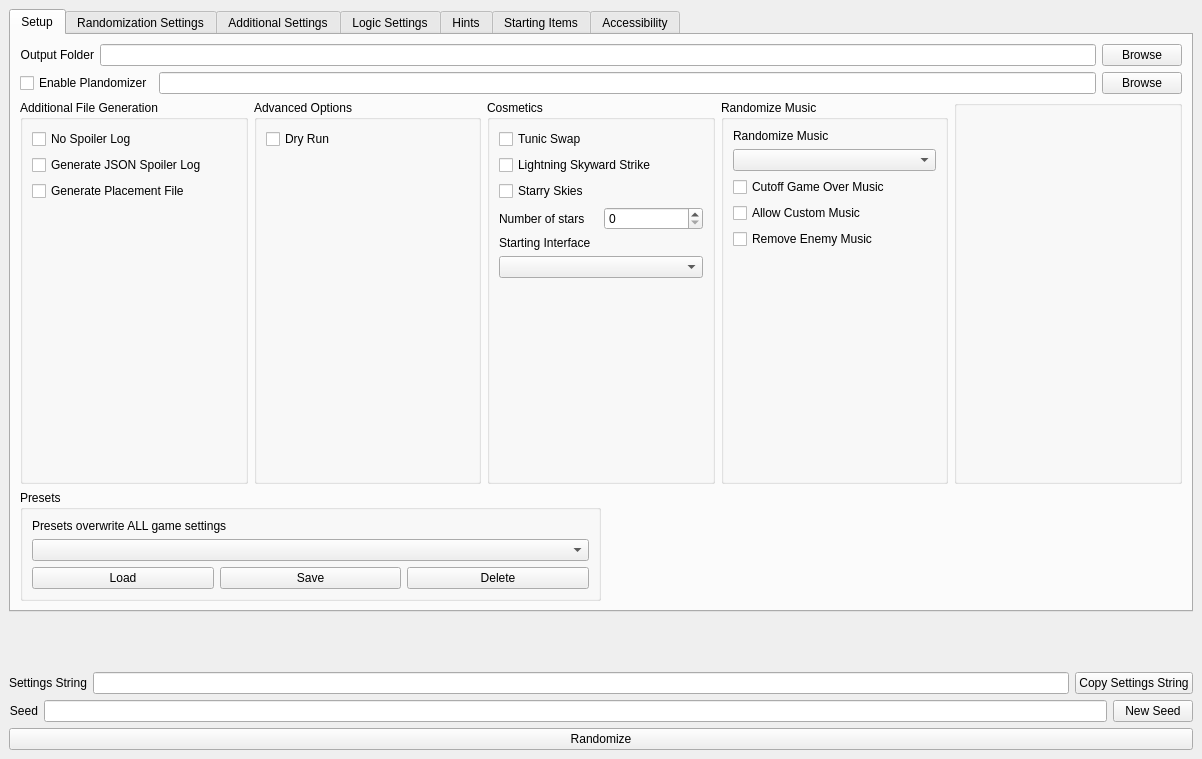
Qt form gui/randogui.ui (ssrando/ssrando) before a commit.
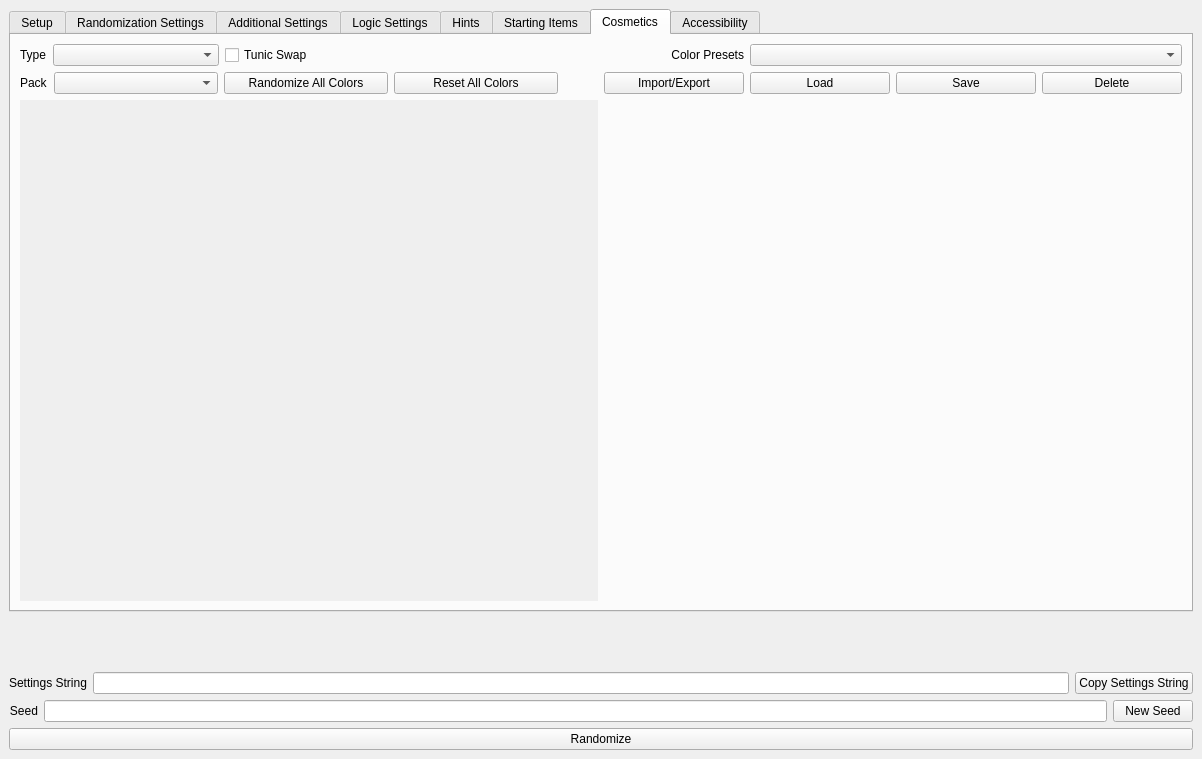
The same form after that commit. The open tabs and pages were chosen to show the change.

Commit message: Custom model and texture recolour support (#399)

Diff of the .ui file:
```diff
--- a/gui/randogui.ui
+++ b/gui/randogui.ui
@@ -237,13 +237,6 @@
             <layout class="QVBoxLayout" name="verticalLayout_24">
              <item>
               <layout class="QVBoxLayout" name="vlay_cosmetics">
-               <item>
-                <widget class="QCheckBox" name="option_tunic_swap">
-                 <property name="text">
-                  <string>Tunic Swap</string>
-                 </property>
-                </widget>
-               </item>
                <item>
                 <widget class="QCheckBox" name="option_lightning_skyward_strike">
                  <property name="text">
@@ -2232,6 +2225,299 @@
         </item>
        </layout>
       </widget>
+      <widget class="QWidget" name="tab_cosmetics">
+       <attribute name="title">
+        <string>Cosmetics</string>
+       </attribute>
+       <layout class="QVBoxLayout" name="verticalLayout_31">
+        <item>
+         <layout class="QHBoxLayout" name="horizontalLayout_10">
+          <property name="bottomMargin">
+           <number>0</number>
+          </property>
+          <item>
+           <layout class="QVBoxLayout" name="custom_model_settings">
+            <item>
+             <layout class="QHBoxLayout" name="hlay_type_options">
+              <item>
+               <widget class="QLabel" name="label_color_preset_select_label">
+                <property name="text">
+                 <string>Type</string>
+                </property>
+               </widget>
+              </item>
+              <item>
+               <widget class="QComboBox" name="option_model_type_select">
+                <property name="enabled">
+                 <bool>true</bool>
+                </property>
+                <property name="sizePolicy">
+                 <sizepolicy hsizetype="Preferred" vsizetype="Fixed">
+                  <horstretch>20</horstretch>
+                  <verstretch>0</verstretch>
+                 </sizepolicy>
+                </property>
+               </widget>
+              </item>
+              <item>
+               <widget class="QCheckBox" name="option_tunic_swap">
+                <property name="enabled">
+                 <bool>true</bool>
+                </property>
+                <property name="sizePolicy">
+                 <sizepolicy hsizetype="Preferred" vsizetype="Fixed">
+                  <horstretch>40</horstretch>
+                  <verstretch>0</verstretch>
+                 </sizepolicy>
+                </property>
+                <property name="text">
+                 <string>Tunic Swap</string>
+                </property>
+               </widget>
+              </item>
+              <item>
+               <spacer name="hspace_type_options">
+                <property name="orientation">
+                 <enum>Qt::Horizontal</enum>
+                </property>
+                <property name="sizeHint" stdset="0">
+                 <size>
+                  <width>40</width>
+                  <height>20</height>
+                 </size>
+                </property>
+               </spacer>
+              </item>
+             </layout>
+            </item>
+            <item>
+             <layout class="QHBoxLayout" name="hlay_pack_options">
+              <item>
+               <widget class="QLabel" name="label_player_model_select">
+                <property name="text">
+                 <string>Pack</string>
+                </property>
+               </widget>
+              </item>
+              <item>
+               <widget class="QComboBox" name="option_model_pack_select">
+                <property name="sizePolicy">
+                 <sizepolicy hsizetype="Minimum" vsizetype="Fixed">
+                  <horstretch>20</horstretch>
+                  <verstretch>0</verstretch>
+                 </sizepolicy>
+                </property>
+                <property name="currentIndex">
+                 <number>-1</number>
+                </property>
+               </widget>
+              </item>
+              <item>
+               <widget class="QPushButton" name="button_randomize_all_colors">
+                <property name="sizePolicy">
+                 <sizepolicy hsizetype="Minimum" vsizetype="Fixed">
+                  <horstretch>20</horstretch>
+                  <verstretch>0</verstretch>
+                 </sizepolicy>
+                </property>
+                <property name="text">
+                 <string>Randomize All Colors</string>
+                </property>
+               </widget>
+              </item>
+              <item>
+               <widget class="QPushButton" name="button_reset_all_colors">
+                <property name="sizePolicy">
+                 <sizepolicy hsizetype="Minimum" vsizetype="Fixed">
+                  <horstretch>20</horstretch>
+                  <verstretch>0</verstretch>
+                 </sizepolicy>
+                </property>
+                <property name="text">
+                 <string>Reset All Colors</string>
+                </property>
+               </widget>
+              </item>
+              <item>
+               <spacer name="hspace_pack_options">
+                <property name="orientation">
+                 <enum>Qt::Horizontal</enum>
+                </property>
+                <property name="sizeHint" stdset="0">
+                 <size>
+                  <width>40</width>
+                  <height>20</height>
+                 </size>
+                </property>
+               </spacer>
+              </item>
+             </layout>
+            </item>
+           </layout>
+          </item>
+          <item>
+           <layout class="QGridLayout" name="gridLayout">
+            <property name="bottomMargin">
+             <number>0</number>
+            </property>
+            <item row="1" column="2">
+             <widget class="QPushButton" name="button_save_color_preset">
+              <property name="text">
+               <string>Save</string>
+              </property>
+             </widget>
+            </item>
+            <item row="1" column="1">
+             <widget class="QPushButton" name="button_load_color_preset">
+              <property name="text">
+               <string>Load</string>
+              </property>
+             </widget>
+            </item>
+            <item row="1" column="3">
+             <widget class="QPushButton" name="button_delete_color_preset">
+              <property name="text">
+               <string>Delete</string>
+              </property>
+             </widget>
+            </item>
+            <item row="1" column="0">
+             <widget class="QPushButton" name="button_color_imports">
+              <property name="text">
+               <string>Import/Export</string>
+              </property>
+             </widget>
+            </item>
+            <item row="0" column="0">
+             <widget class="QLabel" name="label_for_color_presets">
+              <property name="sizePolicy">
+               <sizepolicy hsizetype="Preferred" vsizetype="Preferred">
+                <horstretch>20</horstretch>
+                <verstretch>0</verstretch>
+               </sizepolicy>
+              </property>
+              <property name="text">
+               <string>Color Presets</string>
+              </property>
+              <property name="alignment">
+               <set>Qt::AlignRight|Qt::AlignTrailing|Qt::AlignVCenter</set>
+              </property>
+             </widget>
+            </item>
+            <item row="0" column="1" colspan="3">
+             <widget class="QComboBox" name="color_presets_list">
+              <property name="sizePolicy">
+               <sizepolicy hsizetype="Preferred" vsizetype="Fixed">
+                <horstretch>20</horstretch>
+                <verstretch>0</verstretch>
+               </sizepolicy>
+              </property>
+             </widget>
+            </item>
+           </layout>
+          </item>
+         </layout>
+        </item>
+        <item>
+         <layout class="QHBoxLayout" name="hlay_colors_and_preview">
+          <item>
+           <widget class="QScrollArea" name="scroll_area_colors">
+            <property name="contextMenuPolicy">
+             <enum>Qt::PreventContextMenu</enum>
+            </property>
+            <property name="frameShape">
+             <enum>QFrame::NoFrame</enum>
+            </property>
+            <property name="frameShadow">
+             <enum>QFrame::Plain</enum>
+            </property>
+            <property name="verticalScrollBarPolicy">
+             <enum>Qt::ScrollBarAsNeeded</enum>
+            </property>
+            <property name="horizontalScrollBarPolicy">
+             <enum>Qt::ScrollBarAsNeeded</enum>
+            </property>
+            <property name="widgetResizable">
+             <bool>true</bool>
+            </property>
+            <property name="alignment">
+             <set>Qt::AlignLeading|Qt::AlignLeft|Qt::AlignVCenter</set>
+            </property>
+            <widget class="QWidget" name="scroll_area_widget_contents_colors">
+             <property name="geometry">
+              <rect>
+               <x>0</x>
+               <y>0</y>
+               <width>576</width>
+               <height>474</height>
+              </rect>
+             </property>
+             <layout class="QVBoxLayout" name="verticalLayout_34">
+              <item>
+               <layout class="QVBoxLayout" name="vlay_texture_colors">
+                <item>
+                 <spacer name="vspace_colors">
+                  <property name="orientation">
+                   <enum>Qt::Vertical</enum>
+                  </property>
+                  <property name="sizeHint" stdset="0">
+                   <size>
+                    <width>20</width>
+                    <height>40</height>
+                   </size>
+                  </property>
+                 </spacer>
+                </item>
+                <item>
+                 <spacer name="hspace_colors">
+                  <property name="orientation">
+                   <enum>Qt::Horizontal</enum>
+                  </property>
+                  <property name="sizeHint" stdset="0">
+                   <size>
+                    <width>40</width>
+                    <height>20</height>
+                   </size>
+                  </property>
+                 </spacer>
+                </item>
+               </layout>
+              </item>
+             </layout>
+            </widget>
+           </widget>
+          </item>
+          <item>
+           <layout class="QVBoxLayout" name="vlay_preview">
+            <item>
+             <layout class="QHBoxLayout" name="hlay_preview">
+              <item>
+               <widget class="QLabel" name="label_preview_image">
+                <property name="sizePolicy">
+                 <sizepolicy hsizetype="Expanding" vsizetype="Expanding">
+                  <horstretch>0</horstretch>
+                  <verstretch>0</verstretch>
+                 </sizepolicy>
+                </property>
+                <property name="text">
+                 <string/>
+                </property>
+                <property name="scaledContents">
+                 <bool>false</bool>
+                </property>
+                <property name="alignment">
+                 <set>Qt::AlignCenter</set>
+                </property>
+               </widget>
+              </item>
+             </layout>
+            </item>
+           </layout>
+          </item>
+         </layout>
+        </item>
+       </layout>
+      </widget>
       <widget class="QWidget" name="tab_accessibility">
        <attribute name="title">
         <string>Accessibility</string>
```
Left out of the diff: 2 changed lines with no effect on the pictures. The commit also changes 106 other files.
